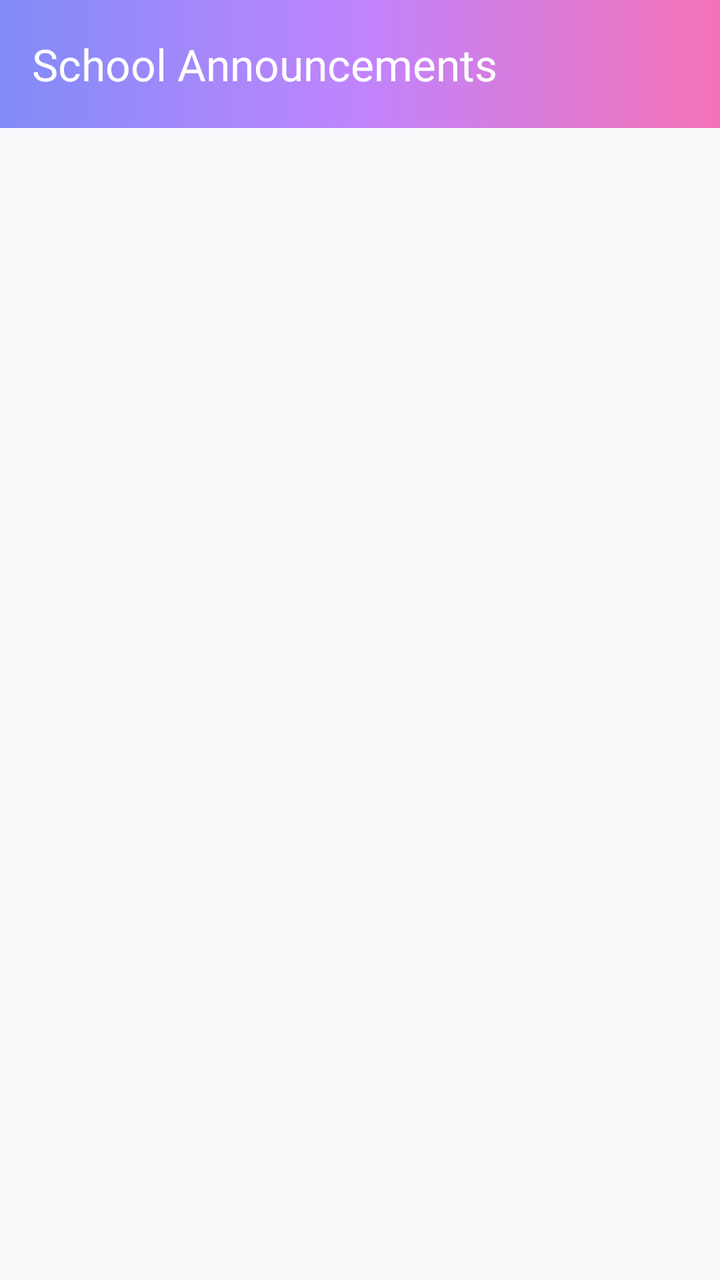
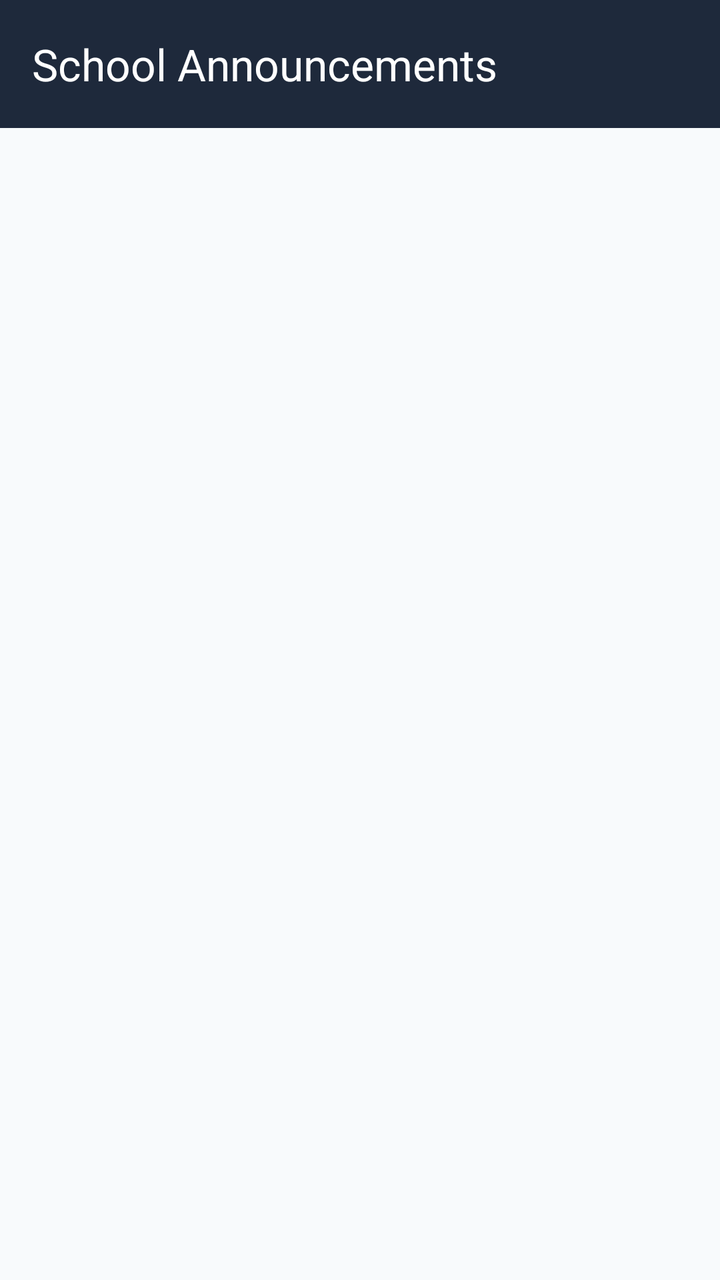

The first picture is an Android layout as it rendered before a commit; the second is the same layout after the commit. The layout source and the unified diff follow.
<!-- AndroidManifest.xml: application theme Theme.TestApp -->
<!-- res/layout/activity_announcements.xml -->
<?xml version="1.0" encoding="utf-8"?>
<androidx.coordinatorlayout.widget.CoordinatorLayout xmlns:android="http://schemas.android.com/apk/res/android"
    xmlns:app="http://schemas.android.com/apk/res-auto"
    xmlns:tools="http://schemas.android.com/tools"
    android:layout_width="match_parent"
    android:layout_height="match_parent"
    android:background="@color/dashboard_bg"
    tools:context=".AnnouncementsActivity">

    <com.google.android.material.appbar.AppBarLayout
        android:layout_width="match_parent"
        android:layout_height="wrap_content"
        android:background="@android:color/transparent"
        app:elevation="0dp">

        <androidx.appcompat.widget.Toolbar
            android:id="@+id/announcementsToolbar"
            android:layout_width="match_parent"
            android:layout_height="?attr/actionBarSize"
            android:background="@drawable/bg_vibrant_header"
            app:navigationIconTint="@android:color/white"
            app:title="School Announcements"
            app:titleTextColor="@android:color/white" />
    </com.google.android.material.appbar.AppBarLayout>

    <androidx.recyclerview.widget.RecyclerView
        android:id="@+id/rvAnnouncements"
        android:layout_width="match_parent"
        android:layout_height="match_parent"
        android:clipToPadding="false"
        android:padding="12dp"
        app:layout_behavior="@string/appbar_scrolling_view_behavior"
        tools:listitem="@layout/item_admin_user" />

</androidx.coordinatorlayout.widget.CoordinatorLayout>
<!-- res/layout/item_admin_user.xml (included above) -->
<?xml version="1.0" encoding="utf-8"?>
<com.google.android.material.card.MaterialCardView xmlns:android="http://schemas.android.com/apk/res/android"
    xmlns:app="http://schemas.android.com/apk/res-auto"
    android:layout_width="match_parent"
    android:layout_height="wrap_content"
    android:layout_marginBottom="8dp"
    app:cardBackgroundColor="@android:color/white"
    app:cardCornerRadius="12dp"
    app:cardElevation="1dp"
    app:strokeWidth="1dp"
    app:strokeColor="#E5E7EB">

    <LinearLayout
        android:layout_width="match_parent"
        android:layout_height="wrap_content"
        android:gravity="center_vertical"
        android:orientation="horizontal"
        android:padding="12dp">

        <com.google.android.material.imageview.ShapeableImageView
            android:id="@+id/ivUserAvatar"
            android:layout_width="40dp"
            android:layout_height="40dp"
            android:src="@android:drawable/ic_menu_myplaces"
            app:shapeAppearanceOverlay="@style/CircleImage"
            app:tint="@color/colorPrimary" />

        <LinearLayout
            android:layout_width="0dp"
            android:layout_height="wrap_content"
            android:layout_marginStart="12dp"
            android:layout_weight="1"
            android:orientation="vertical">

            <TextView
                android:id="@+id/tvUserName"
                android:layout_width="wrap_content"
                android:layout_height="wrap_content"
                android:text="Student Name"
                android:textColor="#333333"
                android:textSize="15sp"
                android:textStyle="bold" />

            <TextView
                android:id="@+id/tvUserRole"
                android:layout_width="wrap_content"
                android:layout_height="wrap_content"
                android:text="Grade 10 • Student"
                android:textColor="#6B7280"
                android:textSize="12sp" />
        </LinearLayout>

        <TextView
            android:id="@+id/tvUserStatus"
            android:layout_width="wrap_content"
            android:layout_height="wrap_content"
            android:text="🟢 Active"
            android:textColor="@color/status_success"
            android:textSize="11sp"
            android:textStyle="bold"
            android:layout_marginEnd="8dp"/>

        <ImageButton
            android:id="@+id/btnEditUser"
            android:layout_width="32dp"
            android:layout_height="32dp"
            android:background="?attr/selectableItemBackgroundBorderless"
            android:src="@android:drawable/ic_menu_edit"
            app:tint="#757575" />

    </LinearLayout>
</com.google.android.material.card.MaterialCardView>
<!-- resources referenced by this layout -->
<resources>
  <color name="colorPrimary">@color/primary_indigo</color>
  <color name="dashboard_bg">@color/background_off_white</color>
  <color name="status_success">@color/secondary_emerald</color>
  <!-- drawable bg_vibrant_header (drawable) -->
  <?xml version="1.0" encoding="utf-8"?>
  <shape xmlns:android="http://schemas.android.com/apk/res/android"
      android:shape="rectangle">
      
      <gradient
          android:startColor="#818CF8"
          android:centerColor="#C084FC"
          android:endColor="#F472B6"
          android:angle="0" />
  </shape>
  <style name="CircleImage" parent="Widget.MaterialComponents.ShapeableImageView">
          <item name="shapeAppearanceOverlay">@style/CircleImageView</item>
          <item name="android:scaleType">centerCrop</item>
      </style>
  <style name="Theme.TestApp" parent="Base.Theme.TestApp" />
  <color name="primary_indigo">#4F46E5</color>
  <color name="background_off_white">#F9FAFB</color>
  <color name="secondary_emerald">#10B981</color>
  <style name="CircleImageView">
          <item name="cornerFamily">rounded</item>
          <item name="cornerSize">50%</item>
      </style>
  <style name="Base.Theme.TestApp" parent="Theme.Material3.DayNight.NoActionBar">
          
          <item name="colorPrimary">@color/blue_600</item>
          <item name="colorOnPrimary">@color/white</item>
          <item name="colorPrimaryContainer">@color/blue_500</item>
          <item name="colorOnPrimaryContainer">@color/white</item>
  
          
          <item name="colorSecondary">@color/slate_700</item>
          <item name="colorOnSecondary">@color/white</item>
          <item name="colorSecondaryContainer">#E0E7FF</item>
          <item name="colorOnSecondaryContainer">@color/blue_600</item>
  
          
          <item name="android:windowBackground">@color/slate_50</item>
          <item name="colorSurface">@color/white</item>
          <item name="colorOnSurface">@color/slate_900</item>
          <item name="colorSurfaceVariant">#F3F4F6</item>
          <item name="colorOnSurfaceVariant">@color/slate_700</item>
          <item name="colorOutline">@color/slate_200</item>
  
          
          <item name="android:textColorPrimary">@color/slate_900</item>
          <item name="android:textColorSecondary">@color/slate_500</item>
  
          
          <item name="android:statusBarColor">@color/white</item>
          <item name="android:windowLightStatusBar">true</item>
  
          
          <item name="itemIconTint">@color/nav_item_colors</item>
          <item name="itemTextColor">@color/nav_item_colors</item>
      </style>
  <color name="blue_600">@color/primary_indigo</color>
  <color name="white">#FFFFFFFF</color>
  <color name="blue_500">#6366F1</color>
  <color name="slate_700">#374151</color>
  <color name="slate_50">@color/background_off_white</color>
  <color name="slate_900">@color/text_primary_dark</color>
  <color name="slate_200">@color/border_light_grey</color>
  <color name="slate_500">@color/text_secondary_grey</color>
  <color name="text_primary_dark">#111827</color>
  <color name="border_light_grey">#E5E7EB</color>
  <color name="text_secondary_grey">#6B7280</color>
</resources>

<!-- the commit's change to res/layout/activity_announcements.xml (unified diff, before → after) -->
@@ -4,7 +4,7 @@
     xmlns:tools="http://schemas.android.com/tools"
     android:layout_width="match_parent"
     android:layout_height="match_parent"
-    android:background="@color/dashboard_bg"
+    android:background="#F8FAFC"
     tools:context=".AnnouncementsActivity">
 
     <com.google.android.material.appbar.AppBarLayout
@@ -17,7 +17,7 @@
             android:id="@+id/announcementsToolbar"
             android:layout_width="match_parent"
             android:layout_height="?attr/actionBarSize"
-            android:background="@drawable/bg_vibrant_header"
+            android:background="#1E293B"
             app:navigationIconTint="@android:color/white"
             app:title="School Announcements"
             app:titleTextColor="@android:color/white" />
@@ -28,81 +28,139 @@
         android:layout_width="match_parent"
         android:layout_height="match_parent"
         android:clipToPadding="false"
-        android:padding="12dp"
+        android:paddingTop="12dp"
+        android:paddingBottom="80dp"
         app:layout_behavior="@string/appbar_scrolling_view_behavior"
-        tools:listitem="@layout/item_admin_user" />
+        tools:listitem="@layout/item_announcement" />
+
+    <LinearLayout
+        android:id="@+id/llEmptyState"
+        android:layout_width="match_parent"
+        android:layout_height="match_parent"
+        android:gravity="center"
+        android:orientation="vertical"
+        android:visibility="gone"
+        app:layout_behavior="@string/appbar_scrolling_view_behavior">
+
+        <ImageView
+            android:layout_width="120dp"
+            android:layout_height="120dp"
+            android:src="@android:drawable/ic_dialog_info"
+            android:alpha="0.2"
+            app:tint="#64748B" />
+
+        <TextView
+            android:layout_width="wrap_content"
+            android:layout_height="wrap_content"
+            android:layout_marginTop="16dp"
+            android:text="No Announcements Yet"
+            android:textColor="#64748B"
+            android:textSize="18sp"
+            android:textStyle="bold" />
+
+        <TextView
+            android:layout_width="wrap_content"
+            android:layout_height="wrap_content"
+            android:layout_marginTop="8dp"
+            android:text="Check back later for school updates."
+            android:textColor="#94A3B8"
+            android:textSize="14sp" />
+    </LinearLayout>
 
 </androidx.coordinatorlayout.widget.CoordinatorLayout>
-<!-- res/layout/item_admin_user.xml (included above) -->
+<!-- res/layout/item_announcement.xml (included above) -->
 <?xml version="1.0" encoding="utf-8"?>
 <com.google.android.material.card.MaterialCardView xmlns:android="http://schemas.android.com/apk/res/android"
     xmlns:app="http://schemas.android.com/apk/res-auto"
     android:layout_width="match_parent"
     android:layout_height="wrap_content"
-    android:layout_marginBottom="8dp"
-    app:cardBackgroundColor="@android:color/white"
-    app:cardCornerRadius="12dp"
-    app:cardElevation="1dp"
+    android:layout_marginHorizontal="16dp"
+    android:layout_marginVertical="8dp"
+    app:cardCornerRadius="16dp"
+    app:cardElevation="2dp"
     app:strokeWidth="1dp"
-    app:strokeColor="#E5E7EB">
+    app:strokeColor="#E2E8F0">
 
     <LinearLayout
         android:layout_width="match_parent"
         android:layout_height="wrap_content"
-        android:gravity="center_vertical"
-        android:orientation="horizontal"
-        android:padding="12dp">
-
-        <com.google.android.material.imageview.ShapeableImageView
-            android:id="@+id/ivUserAvatar"
-            android:layout_width="40dp"
-            android:layout_height="40dp"
-            android:src="@android:drawable/ic_menu_myplaces"
-            app:shapeAppearanceOverlay="@style/CircleImage"
-            app:tint="@color/colorPrimary" />
+        android:orientation="vertical"
+        android:padding="16dp">
 
         <LinearLayout
-            android:layout_width="0dp"
+            android:layout_width="match_parent"
             android:layout_height="wrap_content"
-            android:layout_marginStart="12dp"
-            android:layout_weight="1"
-            android:orientation="vertical">
+            android:gravity="center_vertical"
+            android:orientation="horizontal">
+
+            <ImageView
+                android:id="@+id/ivAnnouncementIcon"
+                android:layout_width="24dp"
+                android:layout_height="24dp"
+                android:src="@android:drawable/ic_dialog_info"
+                app:tint="#3B82F6" />
 
             <TextView
-                android:id="@+id/tvUserName"
+                android:id="@+id/tvAnnouncementType"
                 android:layout_width="wrap_content"
                 android:layout_height="wrap_content"
-                android:text="Student Name"
-                android:textColor="#333333"
-                android:textSize="15sp"
-                android:textStyle="bold" />
+                android:layout_marginStart="8dp"
+                android:text="SYSTEM ALERT"
+                android:textColor="#3B82F6"
+                android:textSize="12sp"
+                android:textStyle="bold"
+                android:textAllCaps="true"/>
+
+            <View
+                android:layout_width="0dp"
+                android:layout_height="0dp"
+                android:layout_weight="1" />
 
             <TextView
-                android:id="@+id/tvUserRole"
+                android:id="@+id/tvAnnouncementDate"
                 android:layout_width="wrap_content"
                 android:layout_height="wrap_content"
-                android:text="Grade 10 • Student"
-                android:textColor="#6B7280"
-                android:textSize="12sp" />
+                android:text="2 hours ago"
+                android:textColor="#94A3B8"
+                android:textSize="11sp" />
         </LinearLayout>
 
         <TextView
-            android:id="@+id/tvUserStatus"
+            android:id="@+id/tvAnnouncementTitle"
+            android:layout_width="match_parent"
+            android:layout_height="wrap_content"
+            android:layout_marginTop="12dp"
+            android:text="Important Update Regarding Exams"
+            android:textColor="#1E293B"
+            android:textSize="18sp"
+            android:textStyle="bold" />
+
+        <TextView
+            android:id="@+id/tvAnnouncementMessage"
+            android:layout_width="match_parent"
+            android:layout_height="wrap_content"
+            android:layout_marginTop="8dp"
+            android:text="Please be informed that the mid-term examinations have been rescheduled to next Monday. Check your dashboard for details."
+            android:textColor="#475569"
+            android:textSize="14sp"
+            android:lineSpacingExtra="4dp"/>
+
+        <View
+            android:layout_width="match_parent"
+            android:layout_height="1dp"
+            android:layout_marginTop="16dp"
+            android:background="#F1F5F9" />
+
+        <com.google.android.material.button.MaterialButton
+            android:id="@+id/btnAnnouncementAction"
+            style="@style/Widget.MaterialComponents.Button.TextButton"
             android:layout_width="wrap_content"
             android:layout_height="wrap_content"
-            android:text="🟢 Active"
-            android:textColor="@color/status_success"
-            android:textSize="11sp"
-            android:textStyle="bold"
-            android:layout_marginEnd="8dp"/>
-
-        <ImageButton
-            android:id="@+id/btnEditUser"
-            android:layout_width="32dp"
-            android:layout_height="32dp"
-            android:background="?attr/selectableItemBackgroundBorderless"
-            android:src="@android:drawable/ic_menu_edit"
-            app:tint="#757575" />
+            android:layout_gravity="end"
+            android:text="READ MORE"
+            android:textColor="#3B82F6"
+            android:textSize="12sp"
+            android:textStyle="bold" />
 
     </LinearLayout>
 </com.google.android.material.card.MaterialCardView>
<!-- resource entries referenced after the edit -->
@@ -1,31 +1,8 @@
 <!-- resources referenced by this layout -->
 <resources>
-  <color name="colorPrimary">@color/primary_indigo</color>
-  <color name="dashboard_bg">@color/background_off_white</color>
-  <color name="status_success">@color/secondary_emerald</color>
-  <!-- drawable bg_vibrant_header (drawable) -->
-  <?xml version="1.0" encoding="utf-8"?>
-  <shape xmlns:android="http://schemas.android.com/apk/res/android"
-      android:shape="rectangle">
-      
-      <gradient
-          android:startColor="#818CF8"
-          android:centerColor="#C084FC"
-          android:endColor="#F472B6"
-          android:angle="0" />
-  </shape>
-  <style name="CircleImage" parent="Widget.MaterialComponents.ShapeableImageView">
-          <item name="shapeAppearanceOverlay">@style/CircleImageView</item>
-          <item name="android:scaleType">centerCrop</item>
-      </style>
   <style name="Theme.TestApp" parent="Base.Theme.TestApp" />
   <color name="primary_indigo">#4F46E5</color>
   <color name="background_off_white">#F9FAFB</color>
-  <color name="secondary_emerald">#10B981</color>
-  <style name="CircleImageView">
-          <item name="cornerFamily">rounded</item>
-          <item name="cornerSize">50%</item>
-      </style>
   <style name="Base.Theme.TestApp" parent="Theme.Material3.DayNight.NoActionBar">
           
           <item name="colorPrimary">@color/blue_600</item>
